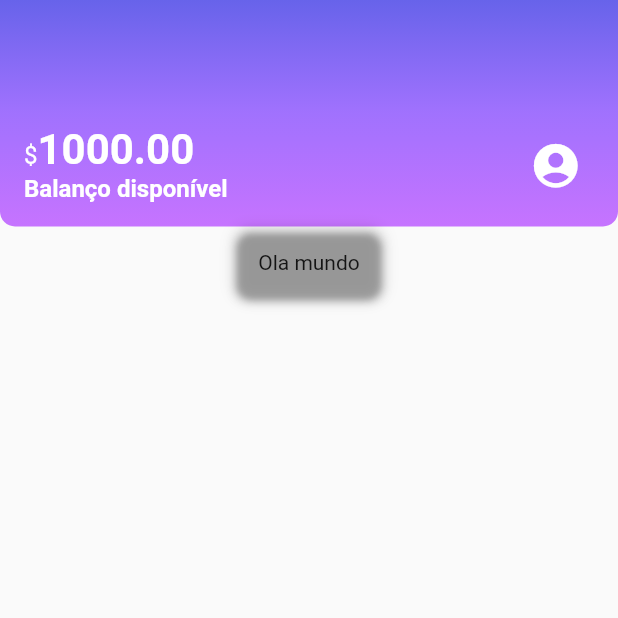
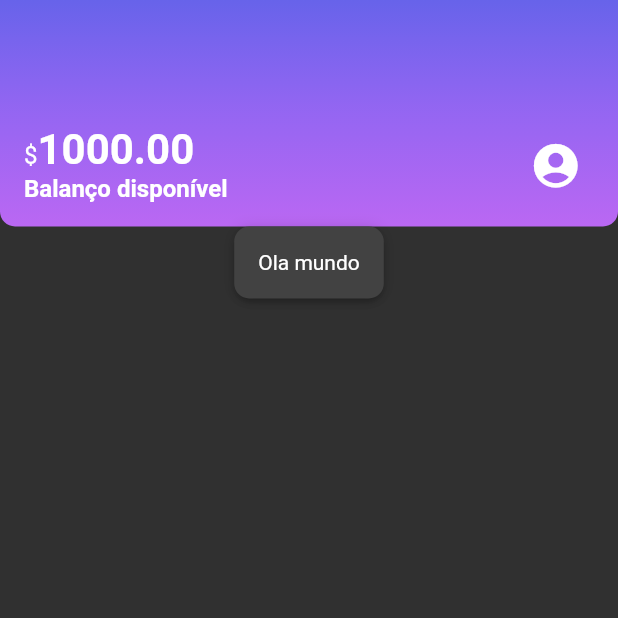
Before and after one commit to RafaellaBarbosa/alubank, a Flutter app: the screen it shows after launch, on a phone screen of 412 x 824 dp, the top half of it. Run offline on Flutter 3.47's test engine with Material 2 defaults, Android fonts, the phone set to English and light mode, and no system bars; Roboto replaces fonts that are missing (Raleway).

Commit message:
adiciona thema

```diff
--- a/lib/components/sections/box_card.dart
+++ b/lib/components/sections/box_card.dart
@@ -10,10 +10,9 @@ class BoxCard extends StatelessWidget {
     return Container(
       padding: const EdgeInsets.all(16),
       decoration: BoxDecoration(
-        borderRadius:  BorderRadius.circular(10),
-        boxShadow: kElevationToShadow[3],
-
-      ),
+          borderRadius: BorderRadius.circular(10),
+          boxShadow: kElevationToShadow[3],
+          color: Theme.of(context).cardColor),
       child: boxContent,
     );
   }
--- a/lib/main.dart
+++ b/lib/main.dart
@@ -1,18 +1,20 @@
 import 'package:alubank/screens/home.dart';
+import 'package:alubank/theme/my_theme.dart';
 import 'package:flutter/material.dart';
 
 void main() {
-  runApp(const  Alubank ());
+  runApp(const Alubank());
 }
 
-class  Alubank extends StatelessWidget {
-  const  Alubank({super.key});
+class Alubank extends StatelessWidget {
+  const Alubank({super.key});
 
   @override
   Widget build(BuildContext context) {
-    return const MaterialApp(
+    return MaterialApp(
       title: "Alubank",
-      home: Home(),
+      theme: myTheme,
+      home: const Home(),
     );
   }
 }
--- /dev/null
+++ b/lib/theme/my_theme.dart
@@ -0,0 +1,6 @@
+import 'package:flutter/material.dart';
+
+ThemeData myTheme = ThemeData(
+    primarySwatch: Colors.purple,
+    primaryColor: Colors.purple,
+    brightness: Brightness.dark);
```
